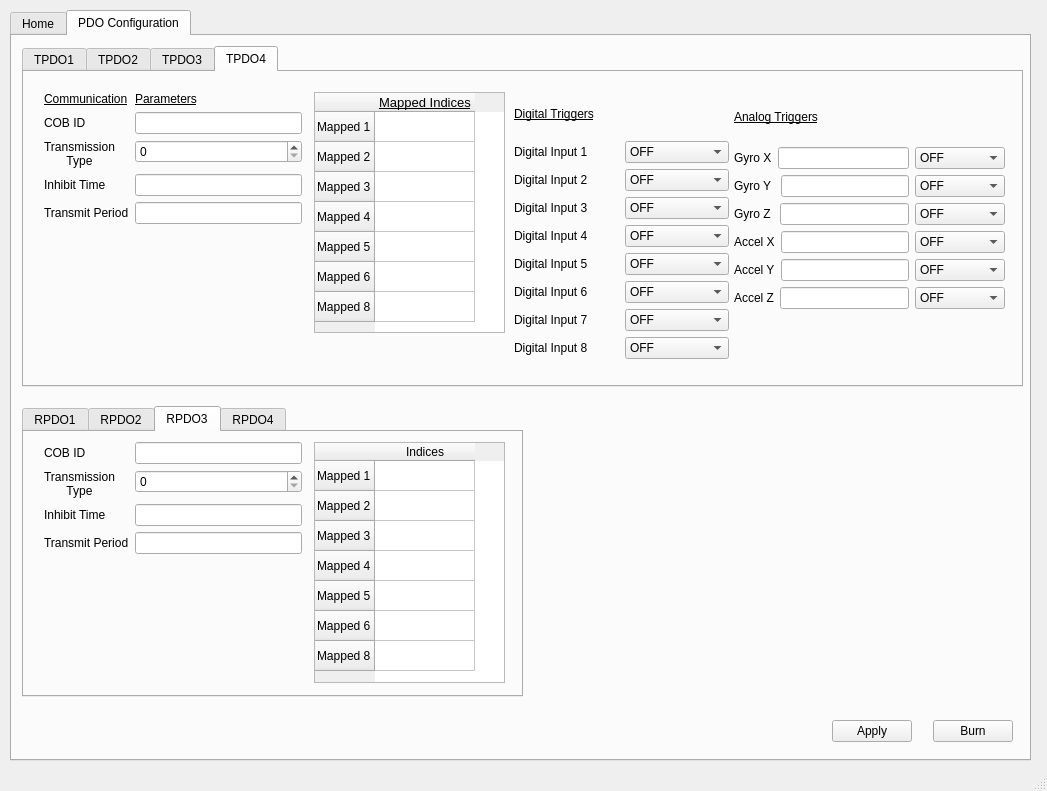
Above: Frontend/CAN_IO_GUI.ui from jtoobias/CAN_IO_GUI before the change. Below: the same form after it.
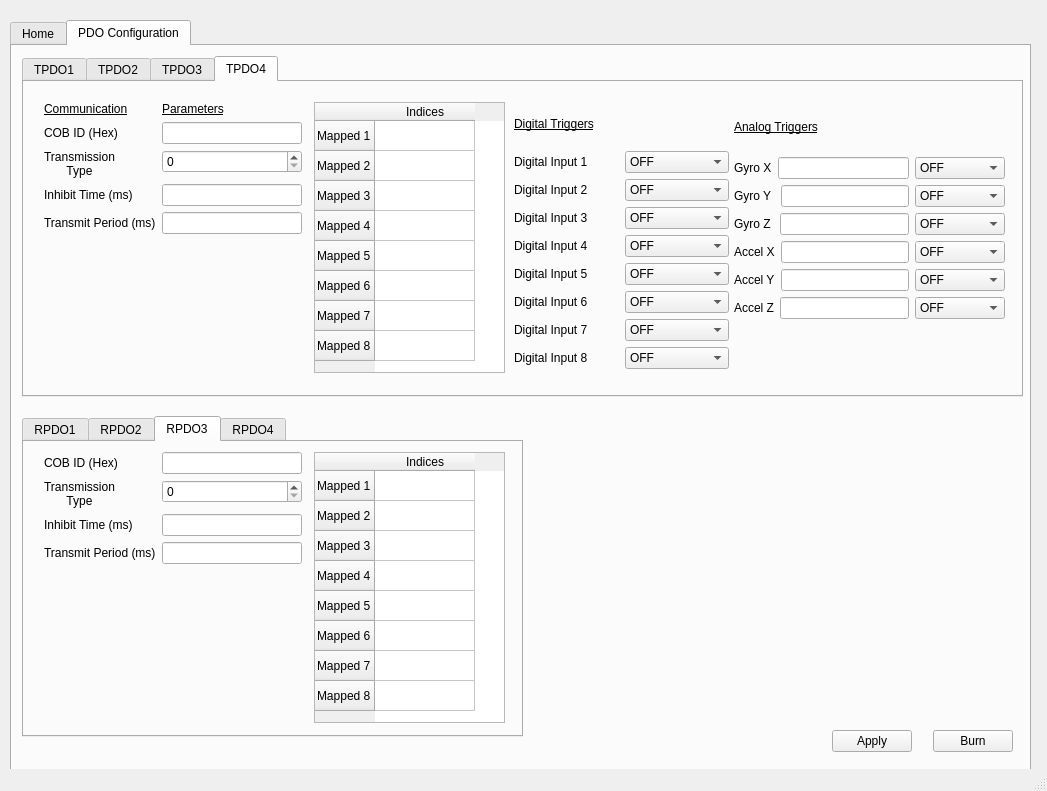
That is the form after the change. The open tabs and pages were chosen to show the change.

```diff
--- a/Frontend/CAN_IO_GUI.ui
+++ b/Frontend/CAN_IO_GUI.ui
@@ -21,7 +21,7 @@
     <property name="geometry">
      <rect>
       <x>10</x>
-      <y>10</y>
+      <y>20</y>
       <width>1021</width>
       <height>751</height>
      </rect>
@@ -3274,7 +3274,7 @@
          <item row="1" column="0">
           <widget class="QLabel" name="COB_ID_label_8">
            <property name="text">
-            <string>COB ID</string>
+            <string>COB ID (Hex)</string>
            </property>
           </widget>
          </item>
@@ -3283,6 +3283,9 @@
            <property name="statusTip">
             <string>Choose the COB ID that is sent with this PDO</string>
            </property>
+           <property name="text">
+            <string/>
+           </property>
           </widget>
          </item>
          <item row="2" column="0">
@@ -3305,7 +3308,7 @@
          <item row="3" column="0">
           <widget class="QLabel" name="Inhibit_time_label_8">
            <property name="text">
-            <string>Inhibit Time</string>
+            <string>Inhibit Time (ms)</string>
            </property>
           </widget>
          </item>
@@ -3319,7 +3322,7 @@
          <item row="4" column="0">
           <widget class="QLabel" name="Transmit_period_label_8">
            <property name="text">
-            <string>Transmit Period</string>
+            <string>Transmit Period (ms)</string>
            </property>
           </widget>
          </item>
@@ -3358,78 +3361,6 @@
          </item>
         </layout>
        </widget>
-       <widget class="QTableWidget" name="tableWidget_TPDO4">
-        <property name="geometry">
-         <rect>
-          <x>290</x>
-          <y>20</y>
-          <width>191</width>
-          <height>241</height>
-         </rect>
-        </property>
-        <property name="statusTip">
-         <string>Indices =&gt; 0x[Index][Sub Index][Size in bits]</string>
-        </property>
-        <row>
-         <property name="text">
-          <string>Mapped 1</string>
-         </property>
-        </row>
-        <row>
-         <property name="text">
-          <string>Mapped 2</string>
-         </property>
-        </row>
-        <row>
-         <property name="text">
-          <string>Mapped 3</string>
-         </property>
-        </row>
-        <row>
-         <property name="text">
-          <string>Mapped 4</string>
-         </property>
-        </row>
-        <row>
-         <property name="text">
-          <string>Mapped 5</string>
-         </property>
-        </row>
-        <row>
-         <property name="text">
-          <string>Mapped 6</string>
-         </property>
-        </row>
-        <row>
-         <property name="text">
-          <string>Mapped 8</string>
-         </property>
-        </row>
-        <column>
-         <property name="text">
-          <string>Mapped Indices</string>
-         </property>
-         <property name="font">
-          <font>
-           <pointsize>10</pointsize>
-           <underline>true</underline>
-          </font>
-         </property>
-        </column>
-        <item row="0" column="0">
-         <property name="text">
-          <string/>
-         </property>
-         <property name="toolTip">
-          <string extracomment="0x[Index - subindex - size in bits]"/>
-         </property>
-        </item>
-        <item row="1" column="0">
-         <property name="text">
-          <string/>
-         </property>
-        </item>
-       </widget>
        <widget class="QWidget" name="gridLayoutWidget_8">
         <property name="geometry">
          <rect>
@@ -3724,6 +3655,77 @@
          </item>
         </layout>
        </widget>
+       <widget class="QTableWidget" name="tableWidget_RPDO1_5">
+        <property name="geometry">
+         <rect>
+          <x>290</x>
+          <y>20</y>
+          <width>191</width>
+          <height>271</height>
+         </rect>
+        </property>
+        <property name="statusTip">
+         <string>Indices =&gt; 0x[Index][Sub Index][Size in bits]</string>
+        </property>
+        <row>
+         <property name="text">
+          <string>Mapped 1</string>
+         </property>
+        </row>
+        <row>
+         <property name="text">
+          <string>Mapped 2</string>
+         </property>
+        </row>
+        <row>
+         <property name="text">
+          <string>Mapped 3</string>
+         </property>
+        </row>
+        <row>
+         <property name="text">
+          <string>Mapped 4</string>
+         </property>
+        </row>
+        <row>
+         <property name="text">
+          <string>Mapped 5</string>
+         </property>
+        </row>
+        <row>
+         <property name="text">
+          <string>Mapped 6</string>
+         </property>
+        </row>
+        <row>
+         <property name="text">
+          <string>Mapped 7</string>
+         </property>
+        </row>
+        <row>
+         <property name="text">
+          <string>Mapped 8</string>
+         </property>
+        </row>
+        <column>
+         <property name="text">
+          <string>Indices</string>
+         </property>
+        </column>
+        <item row="0" column="0">
+         <property name="text">
+          <string/>
+         </property>
+         <property name="toolTip">
+          <string extracomment="0x[Index - subindex - size in bits]"/>
+         </property>
+        </item>
+        <item row="1" column="0">
+         <property name="text">
+          <string/>
+         </property>
+        </item>
+       </widget>
       </widget>
      </widget>
      <widget class="QTabWidget" name="RPDO_tab_widget">
@@ -3732,7 +3734,7 @@
         <x>10</x>
         <y>370</y>
         <width>501</width>
-        <height>291</height>
+        <height>321</height>
        </rect>
       </property>
       <property name="currentIndex">
@@ -4026,72 +4028,6 @@
        <attribute name="title">
         <string>RPDO3</string>
        </attribute>
-       <widget class="QTableWidget" name="tableWidget_RPDO3">
-        <property name="geometry">
-         <rect>
-          <x>290</x>
-          <y>10</y>
-          <width>191</width>
-          <height>241</height>
-         </rect>
-        </property>
-        <property name="statusTip">
-         <string>Indices =&gt; 0x[Index][Sub Index][Size in bits]</string>
-        </property>
-        <row>
-         <property name="text">
-          <string>Mapped 1</string>
-         </property>
-        </row>
-        <row>
-         <property name="text">
-          <string>Mapped 2</string>
-         </property>
-        </row>
-        <row>
-         <property name="text">
-          <string>Mapped 3</string>
-         </property>
-        </row>
-        <row>
-         <property name="text">
-          <string>Mapped 4</string>
-         </property>
-        </row>
-        <row>
-         <property name="text">
-          <string>Mapped 5</string>
-         </property>
-        </row>
-        <row>
-         <property name="text">
-          <string>Mapped 6</string>
-         </property>
-        </row>
-        <row>
-         <property name="text">
-          <string>Mapped 8</string>
-         </property>
-        </row>
-        <column>
-         <property name="text">
-          <string>Indices</string>
-         </property>
-        </column>
-        <item row="0" column="0">
-         <property name="text">
-          <string/>
-         </property>
-         <property name="toolTip">
-          <string extracomment="0x[Index - subindex - size in bits]"/>
-         </property>
-        </item>
-        <item row="1" column="0">
-         <property name="text">
-          <string/>
-         </property>
-        </item>
-       </widget>
        <widget class="QWidget" name="layoutWidget_6">
         <property name="geometry">
          <rect>
@@ -4105,7 +4041,7 @@
          <item row="0" column="0">
           <widget class="QLabel" name="COB_ID_label_13">
            <property name="text">
-            <string>COB ID</string>
+            <string>COB ID (Hex)</string>
            </property>
           </widget>
          </item>
@@ -4136,7 +4072,7 @@
          <item row="2" column="0">
           <widget class="QLabel" name="Inhibit_time_label_13">
            <property name="text">
-            <string>Inhibit Time</string>
+            <string>Inhibit Time (ms)</string>
            </property>
           </widget>
          </item>
@@ -4150,7 +4086,7 @@
          <item row="3" column="0">
           <widget class="QLabel" name="Transmit_period_label_13">
            <property name="text">
-            <string>Transmit Period</string>
+            <string>Transmit Period (ms)</string>
            </property>
           </widget>
          </item>
@@ -4163,6 +4099,77 @@
          </item>
         </layout>
        </widget>
+       <widget class="QTableWidget" name="tableWidget_RPDO1_3">
+        <property name="geometry">
+         <rect>
+          <x>290</x>
+          <y>10</y>
+          <width>191</width>
+          <height>271</height>
+         </rect>
+        </property>
+        <property name="statusTip">
+         <string>Indices =&gt; 0x[Index][Sub Index][Size in bits]</string>
+        </property>
+        <row>
+         <property name="text">
+          <string>Mapped 1</string>
+         </property>
+        </row>
+        <row>
+         <property name="text">
+          <string>Mapped 2</string>
+         </property>
+        </row>
+        <row>
+         <property name="text">
+          <string>Mapped 3</string>
+         </property>
+        </row>
+        <row>
+         <property name="text">
+          <string>Mapped 4</string>
+         </property>
+        </row>
+        <row>
+         <property name="text">
+          <string>Mapped 5</string>
+         </property>
+        </row>
+        <row>
+         <property name="text">
+          <string>Mapped 6</string>
+         </property>
+        </row>
+        <row>
+         <property name="text">
+          <string>Mapped 7</string>
+         </property>
+        </row>
+        <row>
+         <property name="text">
+          <string>Mapped 8</string>
+         </property>
+        </row>
+        <column>
+         <property name="text">
+          <string>Indices</string>
+         </property>
+        </column>
+        <item row="0" column="0">
+         <property name="text">
+          <string/>
+         </property>
+         <property name="toolTip">
+          <string extracomment="0x[Index - subindex - size in bits]"/>
+         </property>
+        </item>
+        <item row="1" column="0">
+         <property name="text">
+          <string/>
+         </property>
+        </item>
+       </widget>
       </widget>
       <widget class="QWidget" name="RPDO4_tab">
        <attribute name="title">
```
Left out of the diff: 589 changed lines with no effect on the pictures.
